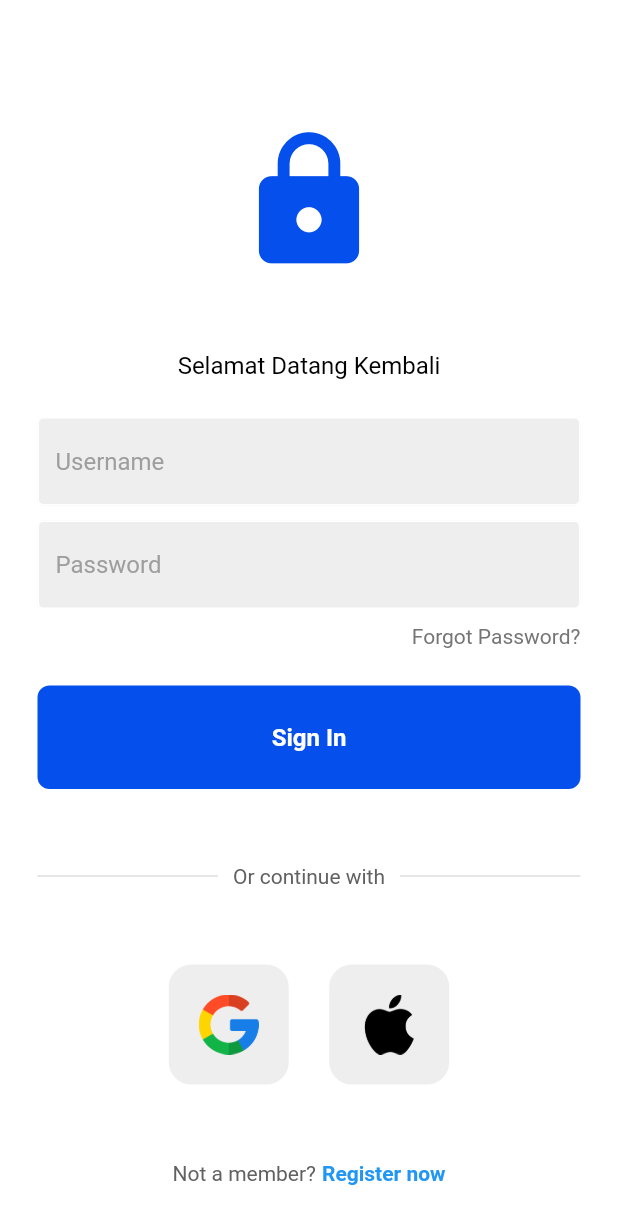
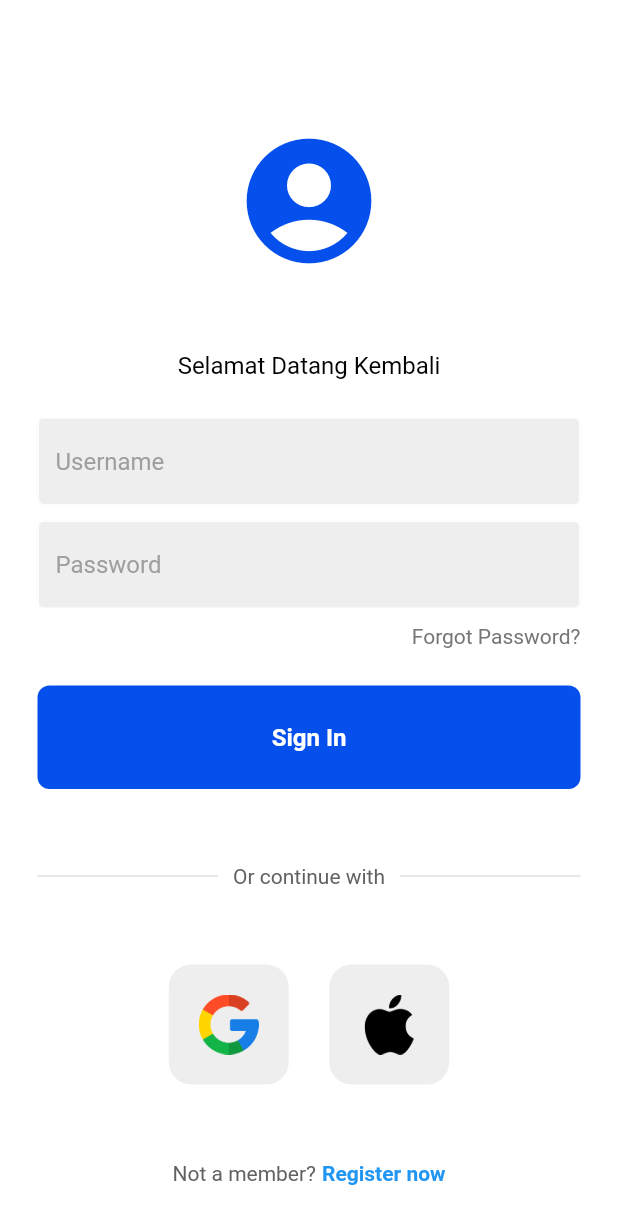
Before and after one commit to Frmnmaulanaa/uts_pemograman_mobile, a Flutter app: the screen it shows after launch, on a phone screen of 412 x 824 dp. Shown: the top 1224 px of the screen. Run offline on Flutter 3.47's test engine with Material 2 defaults, Android fonts, the phone set to English and light mode, and no system bars.

Commit message:
first commit

```diff
--- a/lib/pages/login_page.dart
+++ b/lib/pages/login_page.dart
@@ -27,7 +27,7 @@ class LoginPage extends StatelessWidget {
 
               // logo
               const Icon(
-                Icons.lock,
+                Icons.account_circle_rounded,
                 color: Color.fromARGB(255, 5, 79, 236),
                 size: 100,
               ),
```
